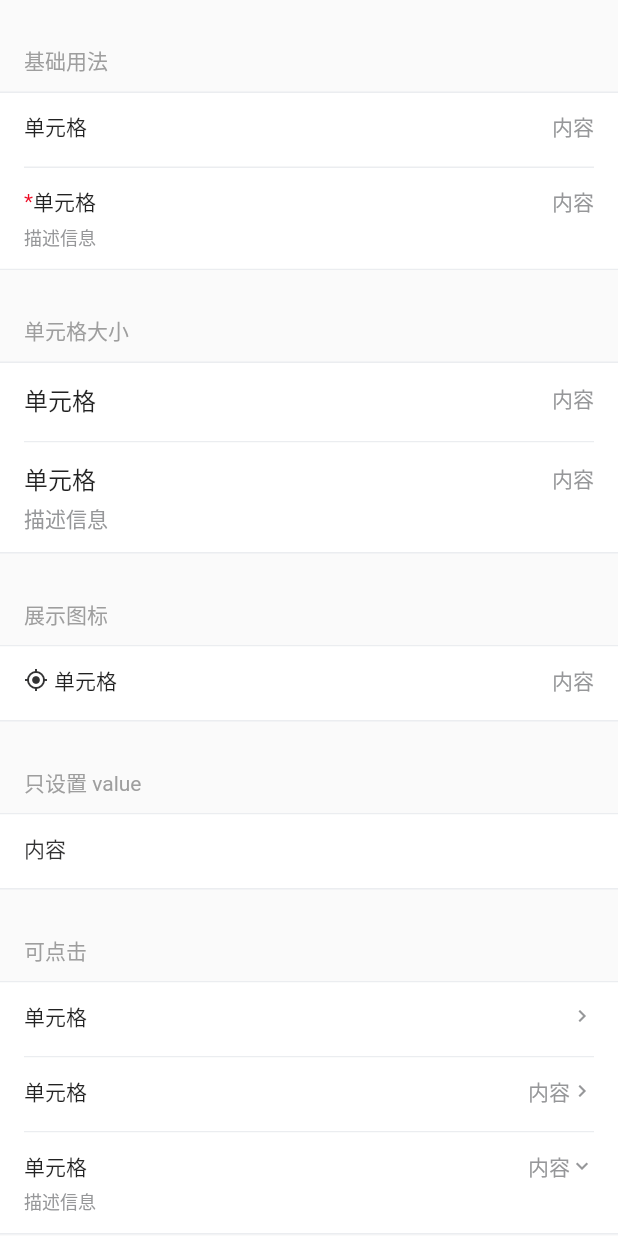
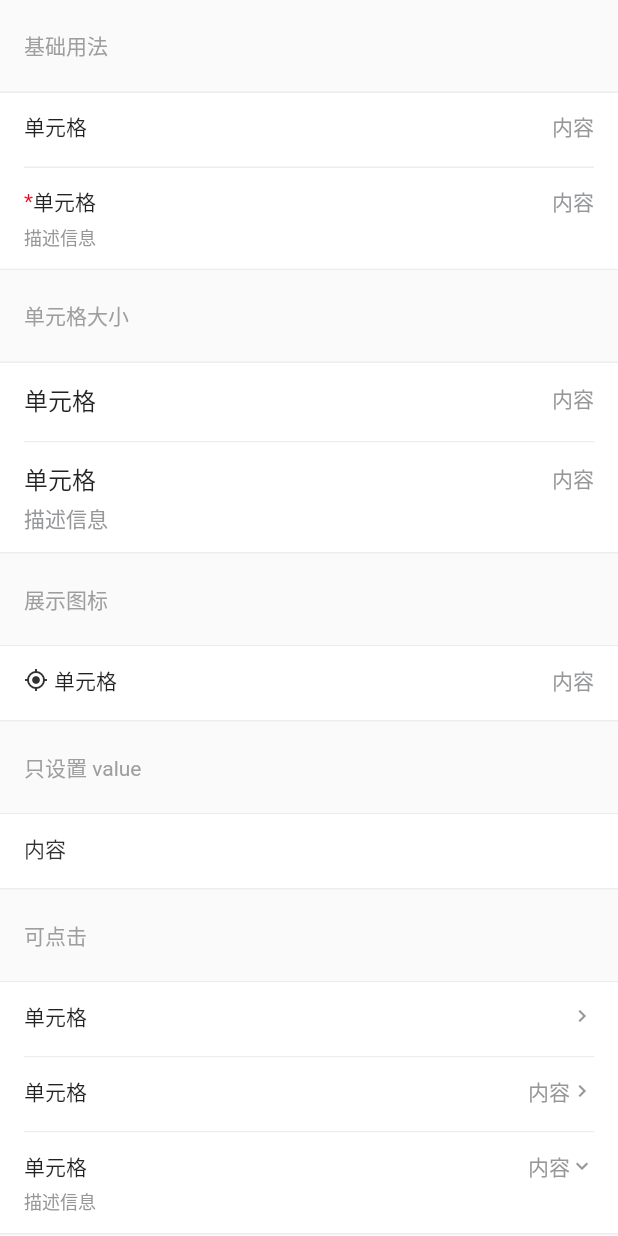
Before and after one commit to benjaken/flutter_vant_kit, a Flutter app: the DemoCell widget shown alone on an empty page, opened directly, on a phone screen of 412 x 824 dp. Run offline on Flutter 3.47's test engine with Material 2 defaults, Android fonts, the phone set to English and light mode, and no system bars; our stand-ins replace fluttertoast; missing offline and left inert: multi_image_picker.

Commit message:
fix(components): 修正部分组件和demo样式

```diff
--- a/example/lib/routes/demoCell.dart
+++ b/example/lib/routes/demoCell.dart
@@ -10,7 +10,7 @@ class DemoCell extends StatefulWidget {
 class _DemoCell extends State<DemoCell> {
   Widget title(String title) {
     return Padding(
-      padding: EdgeInsets.fromLTRB(16, 30, 0, 10),
+      padding: EdgeInsets.symmetric(vertical: 20, horizontal: 16),
       child: Text(title, style: TextStyle(fontSize: 14, color: Colors.grey)),
     );
   }
--- a/example/lib/routes/demoField.dart
+++ b/example/lib/routes/demoField.dart
@@ -19,7 +19,7 @@ class _DemoField extends State<DemoField> {
 
   Widget title(String title) {
     return Padding(
-      padding: EdgeInsets.fromLTRB(20, 30, 0, 10),
+      padding: EdgeInsets.symmetric(vertical: 20, horizontal: 16),
       child: Text(title, style: TextStyle(fontSize: 14, color: Colors.grey)),
     );
   }
--- a/example/lib/routes/demoPanel.dart
+++ b/example/lib/routes/demoPanel.dart
@@ -9,7 +9,7 @@ class DemoPanel extends StatefulWidget {
 class _DemoPanel extends State<DemoPanel> {
   Widget title(String title) {
     return Padding(
-      padding: EdgeInsets.fromLTRB(16, 30, 0, 10),
+      padding: EdgeInsets.symmetric(vertical: 20, horizontal: 16),
       child: Text(title, style: TextStyle(fontSize: 14, color: Colors.grey)),
     );
   }
--- a/lib/theme/style.dart
+++ b/lib/theme/style.dart
@@ -205,7 +205,7 @@ class Style {
   static const calendarDayBorderRadius = borderRadiusMd;
   static const calendarRangeEdgeColor = white;
   static const calendarRangeEdgeBackgroundColor = blue;
-  // static const calendarRangeMiddleColor = white;
+  // static const calendarRangeMiddleColor = white;fieldInputPadding
   static const calendarRangeMiddleBackgroundOpacity = .1;
   static const calendarSelectedDaySize = 54.0;
   static const calendarSelectedDayColor = white;
@@ -364,7 +364,7 @@ class Style {
   static const fieldMinHeight = 30.0;
   static const fieldFontSize = fontSizeMd;
   static const fieldPadding =
-      EdgeInsets.symmetric(horizontal: paddingLg, vertical: 10);
+      EdgeInsets.symmetric(horizontal: paddingMd, vertical: 10);
   static const fieldInputPadding = EdgeInsets.symmetric(vertical: 5);
   static const fieldInputBackgroundColor = white;
   static const fieldInputTextColor = textColor;
--- a/lib/widgets/checkboxGroup.dart
+++ b/lib/widgets/checkboxGroup.dart
@@ -57,7 +57,7 @@ class _CheckboxGroup extends State<CheckboxGroup> {
       Widget checkbox = NCheckbox(
         value: _values.contains(item.name),
         shape: widget.shape ?? item.shape,
-        text: widget.inCellGroup ? '' : item.text,
+        text: widget.inCellGroup ? null : item.text,
         disabled: widget.disabled ?? item.disabled,
         readonly: !_values.contains(item.name) && _values.length == widget.max,
         iconSize: widget.iconSize ?? item.iconSize,
--- a/lib/widgets/radioGroup.dart
+++ b/lib/widgets/radioGroup.dart
@@ -54,7 +54,7 @@ class _RadioGroup extends State<RadioGroup> {
       Widget checkbox = NCheckbox(
         value: _value == item.name,
         shape: widget.shape ?? item.shape,
-        text: widget.inCellGroup ? '' : item.text,
+        text: widget.inCellGroup ? null : item.text,
         disabled: widget.disabled ?? item.disabled,
         readonly: _value == item.name,
         iconSize: widget.iconSize ?? item.iconSize,
```
Also changed, not shown: lib/widgets/dialog.dart (+6 -4 lines).
